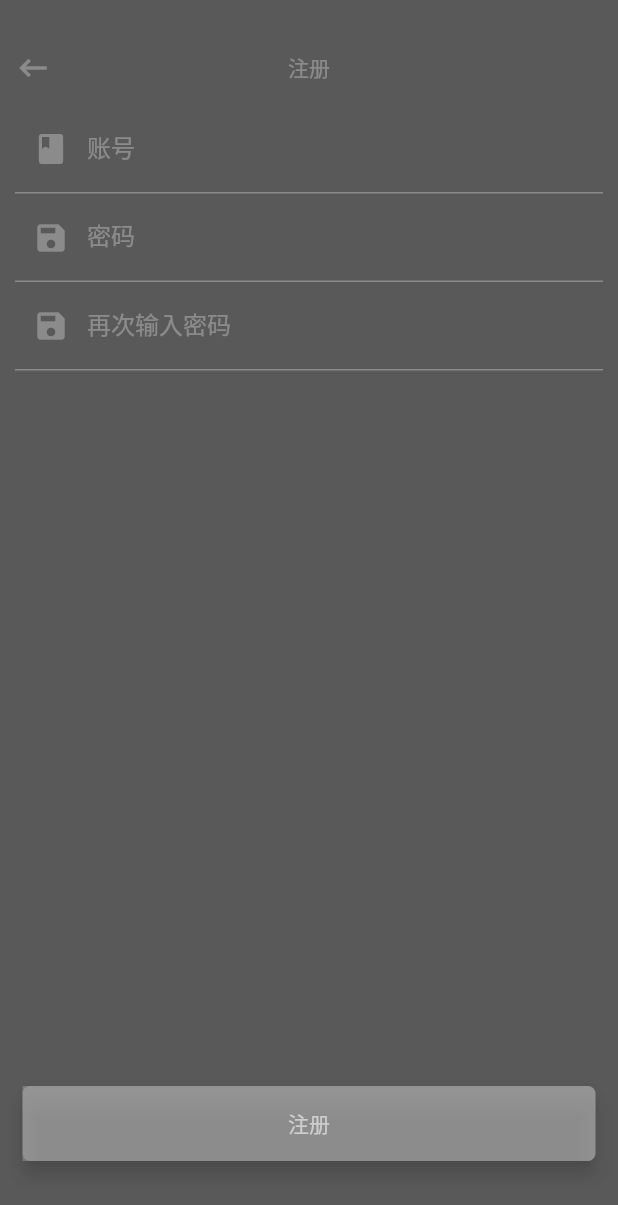
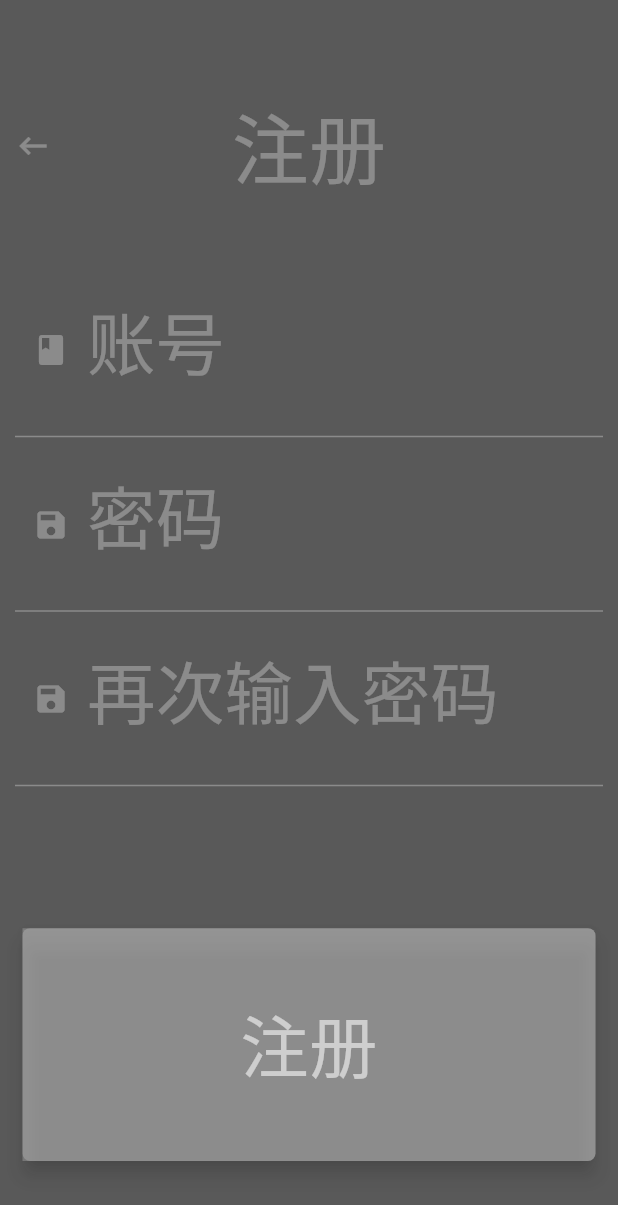
Before and after one commit to FOnlyJack/flutter_demo, a Flutter app: the RegisterPage screen opened directly, on a phone screen of 412 x 824 dp. Shown: the top 1205 px of the screen. Run offline on Flutter 3.47's test engine with Material 2 defaults, Android fonts, the phone set to English and light mode, and no system bars; our stand-ins replace cached_network_image, dio, event_bus, flutter_easyrefresh, flutter_screenutil, flutter_swiper and 3 more; missing offline and left inert: flutter_webview_plugin; accounts and stored records are empty; generated files the repository leaves out were written again; network calls fail.

Commit message:
项目和注册 页面修改

```diff
--- a/lib/config/service_url.dart
+++ b/lib/config/service_url.dart
@@ -4,4 +4,6 @@ const servicePath={
   'homePageBanner': serviceUrl+'banner/json', // 首页轮播图信息
   'homePageSystem':serviceUrl+'tree/json',//首页体系信息
   'hotsearch':serviceUrl+'hotkey/json',//热搜内容
+  'regist':serviceUrl+"user/register",//注册
+  'projecttab':serviceUrl+"project/tree/json",//项目tab
 };
--- a/lib/pages/register_page.dart
+++ b/lib/pages/register_page.dart
@@ -6,11 +6,12 @@ import 'package:flutter/material.dart';
 import 'package:flutter/widgets.dart';
 import 'package:flutter_demo/config/GlobalConfig.dart';
 import 'package:flutter_demo/mode/RegisterResultBean.dart';
+import 'package:flutter_demo/net/service_method.dart';
+import 'package:flutter_screenutil/flutter_screenutil.dart';
 import 'package:fluttertoast/fluttertoast.dart';
 
-/**
- * 注册
- */
+///注册
+
 class RegisterPage extends StatefulWidget {
   @override
   State<StatefulWidget> createState() {
@@ -19,30 +20,36 @@ class RegisterPage extends StatefulWidget {
   }
 }
 
-class _RegisterState extends State<RegisterPage>
-    with TickerProviderStateMixin {
-
-
-
+class _RegisterState extends State<RegisterPage> with TickerProviderStateMixin {
   var _registerUserName = "";
   var _registerPassword = "";
   var _registerAgainPassword = "";
 
-
-  final TextEditingController userRegisterController = new TextEditingController();
-  final TextEditingController pwRegisterController = new TextEditingController();
-  final TextEditingController pwAgainRegisterController = new TextEditingController();
+  final TextEditingController userRegisterController =
+      new TextEditingController();
+  final TextEditingController pwRegisterController =
+      new TextEditingController();
+  final TextEditingController pwAgainRegisterController =
+      new TextEditingController();
 
   @override
   void initState() {
     super.initState();
-
   }
 
   @override
   void dispose() {
     super.dispose();
+  }
 
+  ///图片灰色蒙版遮罩
+  Widget imageLayerMask() {
+    return BackdropFilter(
+      filter: new ImageFilter.blur(sigmaX: 3, sigmaY: 3),
+      child: new Container(
+        color: Colors.black.withOpacity(0.6),
+      ),
+    );
   }
 
   @override
@@ -51,42 +58,28 @@ class _RegisterState extends State<RegisterPage>
         child: Scaffold(
           backgroundColor: Colors.grey.withOpacity(0.2),
           body: Stack(
-            children: <Widget>[
-              BackdropFilter(
-                filter: new ImageFilter.blur(sigmaX: 3, sigmaY: 3),
-                child: new Container(
-                  color: Colors.black.withOpacity(0.6),
-                ),
-              ),
-              regist()
-            ],
+            children: <Widget>[imageLayerMask(), regist()],
           ),
         ),
         onWillPop: _requestPop);
   }
 
-
-  Widget regist() {
+  ///注册顶部title
+  Widget registrationInput() {
     return Container(
-      margin: EdgeInsets.only(top: 20),
-      child: Stack(
-        children: <Widget>[
-          Column(
-            children: <Widget>[
-              Container(
-                height: 50,
+      height: ScreenUtil().setHeight(130),
       child: Stack(
         children: <Widget>[
           Container(
             alignment: Alignment.center,
-                      height: 50,
+            height: ScreenUtil().setHeight(130),
             child: Text(
               "注册",
-                        style: TextStyle(color: Colors.white30),
+              style: TextStyle(color: Colors.white30,fontSize: ScreenUtil().setSp(45)),
             ),
           ),
           Container(
-                      height: 50,
+            height: ScreenUtil().setHeight(130),
             margin: EdgeInsets.only(left: 10),
             alignment: Alignment.centerLeft,
             child: InkWell(
@@ -101,14 +94,18 @@ class _RegisterState extends State<RegisterPage>
           ),
         ],
       ),
-              ),
-              Padding(
+    );
+  }
+
+  ///账号输入
+  Widget accountEntry() {
+    return Padding(
       padding: EdgeInsets.only(left: 10, right: 10),
       child: TextField(
-                  onChanged: (String value){
-                    _registerUserName =value;
+        onChanged: (String value) {
+          _registerUserName = value;
         },
-                  style: TextStyle(color: Colors.white30),
+        style: TextStyle(color: Colors.white30,fontSize: ScreenUtil().setSp(40)),
         cursorColor: Colors.grey,
         controller: userRegisterController,
         decoration: InputDecoration(
@@ -119,24 +116,28 @@ class _RegisterState extends State<RegisterPage>
           fillColor: Colors.transparent,
           filled: true,
           labelText: '账号',
-                    labelStyle: TextStyle(color: Colors.white30),
+          labelStyle: TextStyle(color: Colors.white30,fontSize: ScreenUtil().setSp(40)),
           prefixIcon: Icon(
             Icons.book,
             color: Colors.white30,
           ),
         ),
       ),
-              ),
-              Padding(
+    );
+  }
+
+  ///密码输入
+  Widget passwordEntry() {
+    return Padding(
       padding: EdgeInsets.only(left: 10, right: 10),
       child: TextField(
-                  onChanged: (String value){
-                    _registerPassword =value;
+        onChanged: (String value) {
+          _registerPassword = value;
         },
         obscureText: true,
         controller: pwRegisterController,
         cursorColor: Colors.grey,
-                  style: TextStyle(color: Colors.white30),
+        style: TextStyle(color: Colors.white30,fontSize: ScreenUtil().setSp(40)),
         decoration: InputDecoration(
           enabledBorder: UnderlineInputBorder(
               borderSide: BorderSide(color: Colors.white30)),
@@ -146,6 +147,7 @@ class _RegisterState extends State<RegisterPage>
           filled: true,
           labelText: '密码',
           labelStyle: TextStyle(
+            fontSize: ScreenUtil().setSp(40),
             color: Colors.white30,
           ),
           prefixIcon: Icon(
@@ -154,17 +156,21 @@ class _RegisterState extends State<RegisterPage>
           ),
         ),
       ),
-              ),
-              Padding(
+    );
+  }
+
+  ///再次输入密码
+  Widget againInputPassword() {
+    return Padding(
       padding: EdgeInsets.only(left: 10, right: 10),
       child: TextField(
-                  onChanged: (String value){
-                    _registerAgainPassword =value;
+        onChanged: (String value) {
+          _registerAgainPassword = value;
         },
         obscureText: true,
         controller: pwAgainRegisterController,
         cursorColor: Colors.grey,
-                  style: TextStyle(color: Colors.white30),
+        style: TextStyle(color: Colors.white30,fontSize: ScreenUtil().setSp(40)),
         decoration: InputDecoration(
           enabledBorder: UnderlineInputBorder(
               borderSide: BorderSide(color: Colors.white30)),
@@ -175,6 +181,7 @@ class _RegisterState extends State<RegisterPage>
           labelText: '再次输入密码',
           labelStyle: TextStyle(
             color: Colors.white30,
+            fontSize: ScreenUtil().setSp(40)
           ),
           prefixIcon: Icon(
             Icons.save,
@@ -182,10 +189,12 @@ class _RegisterState extends State<RegisterPage>
           ),
         ),
       ),
-              ),
-            ],
-          ),
-          Container(
+    );
+  }
+
+  ///注册按钮
+  Widget registButton() {
+    return Container(
       margin: EdgeInsets.only(bottom: 50),
       child: Column(
         mainAxisAlignment: MainAxisAlignment.end,
@@ -197,46 +206,61 @@ class _RegisterState extends State<RegisterPage>
               child: RawMaterialButton(
                   elevation: 5,
                   fillColor: Colors.white30,
-                        onPressed: () async{
-
-
-                          if (_registerUserName == null || _registerUserName.length == 0) {
+                  onPressed: () async {
+                    if (_registerUserName == null ||
+                        _registerUserName.length == 0) {
+                      Fluttertoast.showToast(
+                        msg: "请输入账号!",
+                        toastLength: Toast.LENGTH_SHORT,
+                        gravity: ToastGravity.BOTTOM,
+                        timeInSecForIos: 1,
+                      );
                       return;
                     }
-                          if (_registerPassword == null || _registerPassword.length == 0) {
+                    if (_registerPassword == null ||
+                        _registerPassword.length == 0) {
+                      Fluttertoast.showToast(
+                        msg: "请输入密码!",
+                        toastLength: Toast.LENGTH_SHORT,
+                        gravity: ToastGravity.BOTTOM,
+                        timeInSecForIos: 1,
+                      );
                       return;
                     }
-                          if (_registerAgainPassword == null || _registerAgainPassword.length == 0) {
+                    if (_registerAgainPassword == null ||
+                        _registerAgainPassword.length == 0) {
+                      Fluttertoast.showToast(
+                        msg: "请确认密码!",
+                        toastLength: Toast.LENGTH_SHORT,
+                        gravity: ToastGravity.BOTTOM,
+                        timeInSecForIos: 1,
+                      );
                       return;
                     }
-
-                          Dio dio = new Dio();
-                          FormData formData = new FormData.from({
+                    registration("regist",
+                        formData: FormData.from({
                           "username": _registerUserName.trim(),
                           "password": _registerPassword.trim(),
                           "repassword": _registerAgainPassword.trim()
-                          });
-                          Response response;
-                          response =await dio.post(
-                            "https://www.wanandroid.com/user/register",
-                            data: formData,);
-                          RegisterResultBean register =RegisterResultBean.fromJson(response.data);
-                          if(register.errorCode==-1){
+                        })).then((val) {
+                      RegisterResultBean register =
+                          RegisterResultBean.fromJson(val);
+                      if (register.errorCode == -1) {
                         Fluttertoast.showToast(
                           msg: register.errorMsg,
                           toastLength: Toast.LENGTH_SHORT,
                           gravity: ToastGravity.BOTTOM,
                           timeInSecForIos: 1,
                         );
-                          }else{
+                      } else {
                         Fluttertoast.showToast(
                           msg: "注册成功!",
                           toastLength: Toast.LENGTH_SHORT,
                           gravity: ToastGravity.BOTTOM,
                           timeInSecForIos: 1,
-                            );
-                            Navigator.of(context).pop();
+                        ).whenComplete(()=>Navigator.of(context).pop());
                       }
+                    });
                   },
                   shape: RoundedRectangleBorder(
                       borderRadius: BorderRadius.all(Radius.circular(5))),
@@ -248,10 +272,11 @@ class _RegisterState extends State<RegisterPage>
                           bottomRight: Radius.circular(5)),
                     ),
                     alignment: Alignment.center,
-                          height: 50,
+                    height: ScreenUtil().setHeight(130),
                     child: Text(
                       "注册",
                       style: TextStyle(
+                        fontSize: ScreenUtil().setSp(40),
                           color: GlobalConfig.dark
                               ? GlobalConfig.fontColor
                               : Colors.white),
@@ -261,23 +286,31 @@ class _RegisterState extends State<RegisterPage>
           ),
         ],
       ),
+    );
+  }
+
+  ///注册组件
+  Widget regist() {
+    return Container(
+      margin: EdgeInsets.only(top: 20),
+      child: Stack(
+        children: <Widget>[
+          Column(
+            children: <Widget>[
+              registrationInput(),
+              accountEntry(),
+              passwordEntry(),
+              againInputPassword()
+            ],
           ),
+          registButton(),
         ],
       ),
     );
   }
 
-
-
   Future<bool> _requestPop() {
-    print("requestPop");
     Navigator.of(context).pop();
-
     return new Future.value(false);
   }
-
-  static const USER_NAME_KEY = "user-name";
-  static const PW_KEY = "user-pw";
-  static const USER_BASIC_CODE = "user-basic-code";
-
 }
```
Also changed, not shown: lib/net/service_method.dart (+46 -0 lines), lib/pages/project_screen.dart (+77 -91 lines), lib/pages/search_detail_page.dart (+54 -49 lines). Lines whose indentation alone changed are shown as unchanged.
